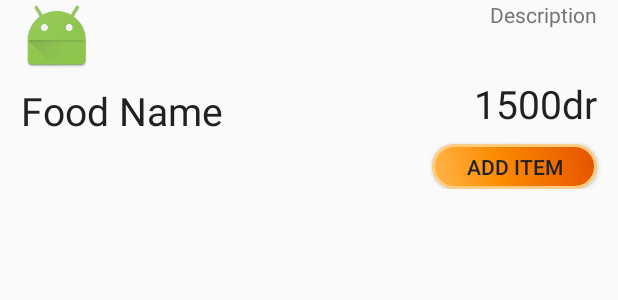
After one commit to crossoandroid/NarinjApp, an Android app: the layout recycler_item.xml on its own in the app's theme, with its tools: preview values and no code run, on a phone screen of 412 x 824 dp. The commit adds this screen. Shown: the top 300 px of the screen. Run offline under Robolectric (Android 15) with nearby library versions, the phone set to English and light mode, and no system bars.

Commit message:
Fragment, models and recycler view with its adapter and View Holder are added. Relevant layouts with dimens and colors are added as well.

```diff
--- /dev/null
+++ b/app/src/main/res/drawable/buttonshape.xml
@@ -0,0 +1,28 @@
+<?xml version="1.0" encoding="utf-8"?>
+<shape xmlns:android="http://schemas.android.com/apk/res/android" android:shape="rectangle" >
+    <corners
+        android:radius="14dp"
+        />
+    <gradient
+        android:angle="45"
+        android:centerX="40%"
+        android:centerColor="#FB8C00"
+        android:startColor="#FFB74D"
+        android:endColor="#E65100"
+        android:type="linear"
+        />
+    <padding
+        android:left="0dp"
+        android:top="0dp"
+        android:right="0dp"
+        android:bottom="0dp"
+        />
+    <size
+        android:width="110dp"
+        android:height="40dp"
+        />
+    <stroke
+        android:width="2dp"
+        android:color="#FFCC80"
+        />
+</shape>
--- /dev/null
+++ b/app/src/main/res/layout/recycler_item.xml
@@ -0,0 +1,72 @@
+<?xml version="1.0" encoding="utf-8"?>
+<LinearLayout xmlns:android="http://schemas.android.com/apk/res/android"
+              xmlns:app="http://schemas.android.com/apk/res-auto"
+              android:layout_width="match_parent"
+              android:layout_height="wrap_content"
+              android:orientation="horizontal"
+              android:weightSum="2">
+
+    <RelativeLayout
+        android:id="@+id/relLayRec"
+        android:layout_width="match_parent"
+        android:layout_height="wrap_content"
+        android:layout_weight="1"
+        android:orientation="vertical">
+
+        <ImageView
+
+            android:id="@+id/foodImageRec"
+            android:layout_width="wrap_content"
+            android:layout_height="wrap_content"
+            android:scaleType="fitCenter"
+            app:srcCompat="@mipmap/ic_launcher"
+            android:layout_marginLeft="@dimen/rec_item_margins"
+            android:layout_marginBottom="@dimen/item_image_margin_bottom"/>
+
+        <TextView
+            android:id="@+id/foodNameRec"
+            android:layout_width="wrap_content"
+            android:layout_height="wrap_content"
+            android:layout_below="@id/foodImageRec"
+            android:text="Food Name"
+            android:layout_marginLeft="@dimen/rec_item_margins"
+            android:textColor="@color/primary_text"
+            android:textSize="@dimen/item_nameTV_size"/>
+
+        <TextView
+            android:id="@+id/desc"
+            android:layout_width="wrap_content"
+            android:layout_height="wrap_content"
+            android:maxLines="3"
+            android:lines="3"
+            android:layout_alignParentRight="true"
+            android:text="Description"
+            android:layout_marginRight="@dimen/rec_item_margins"            android:textColor="@color/secondary_text"
+            android:layout_centerHorizontal="true"/>
+
+        <TextView
+            android:id="@+id/price"
+            android:layout_width="wrap_content"
+            android:layout_height="wrap_content"
+            android:layout_marginRight="@dimen/rec_item_margins"            android:layout_below="@id/desc"
+            android:layout_alignParentRight="true"
+            android:textColor="@color/primary_text"
+            android:text="1500dr"
+            android:textSize="@dimen/item_priceTV_size"/>
+
+        <Button
+            android:id="@+id/addButton"
+            android:layout_width="wrap_content"
+            android:layout_height="30dp"
+            android:text="Add item"
+            android:layout_marginTop="@dimen/item_addTV_margin_top"
+            android:layout_marginRight="@dimen/rec_item_margins"
+            android:textColor="@color/primary_text"
+            android:layout_alignParentRight="true"
+            android:background="@drawable/buttonshape"
+            android:layout_centerHorizontal="true"
+            android:layout_below="@id/price"
+            />
+    </RelativeLayout>
+
+</LinearLayout>
--- a/app/src/main/res/values/colors.xml
+++ b/app/src/main/res/values/colors.xml
@@ -1,6 +1,12 @@
 <?xml version="1.0" encoding="utf-8"?>
 <resources>
-    <color name="colorPrimary">#3F51B5</color>
-    <color name="colorPrimaryDark">#303F9F</color>
-    <color name="colorAccent">#FF4081</color>
+    <color name="colorPrimary">#FF9800</color>
+    <color name="colorPrimaryDark">#F57C00</color>
+    <color name="colorAccent">#8BC34A</color>
+    <color name="primary_light">#FFE0B2</color>
+    <color name="accent">#8BC34A</color>
+    <color name="primary_text">#212121</color>
+    <color name="secondary_text">#757575</color>
+    <color name="icons">#212121</color>
+    <color name="divider">#BDBDBD</color>
 </resources>
--- a/app/src/main/res/values/dimens.xml
+++ b/app/src/main/res/values/dimens.xml
@@ -2,4 +2,13 @@
     <!-- Default screen margins, per the Android Design guidelines. -->
     <dimen name="activity_horizontal_margin">16dp</dimen>
     <dimen name="activity_vertical_margin">16dp</dimen>
+    <dimen name="item_image_margin_bottom">8dp</dimen>
+    <dimen name="item_priceTV_size">26sp</dimen>
+    <dimen name="item_nameTV_size">26sp</dimen>
+    <dimen name="item_addTV_size">20sp</dimen>
+    <dimen name="item_addTV_margin_top">9dp</dimen>
+    <dimen name="dialog_count">36sp</dimen>
+    <dimen name="dialog_desc">14sp</dimen>
+    <dimen name="dialog_margins">14dp</dimen>
+    <dimen name="rec_item_margins">14dp</dimen>
 </resources>
```
Also changed, not shown: app/src/main/java/com/orange_team/narinjapp/fragments/ListItemFragment.java (added, +214 -0 lines), app/src/main/java/com/orange_team/narinjapp/model/Food.java (added, +59 -0 lines), app/src/main/java/com/orange_team/narinjapp/model/OrderedItem.java (added, +32 -0 lines), app/src/main/java/com/orange_team/narinjapp/recyclers/CategoriesAdapter.java (added, +101 -0 lines), app/src/main/java/com/orange_team/narinjapp/recyclers/viewholder/CategoriesViewHolder.java (added, +71 -0 lines), app/src/main/res/layout/fragment_items_list.xml (added, +15 -0 lines), app/src/main/res/layout/selected_food.xml (added, +75 -0 lines).
